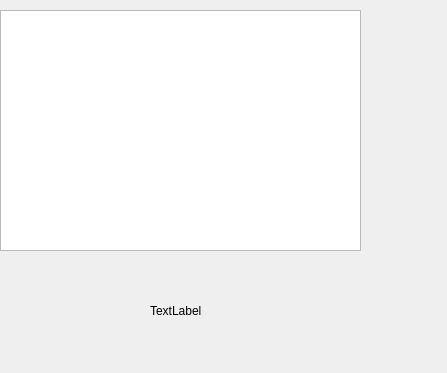
This is QMedPlayer_test/dialog.ui in stambur/Mp3-player as Qt 5 draws it before an edit. The edited form follows.
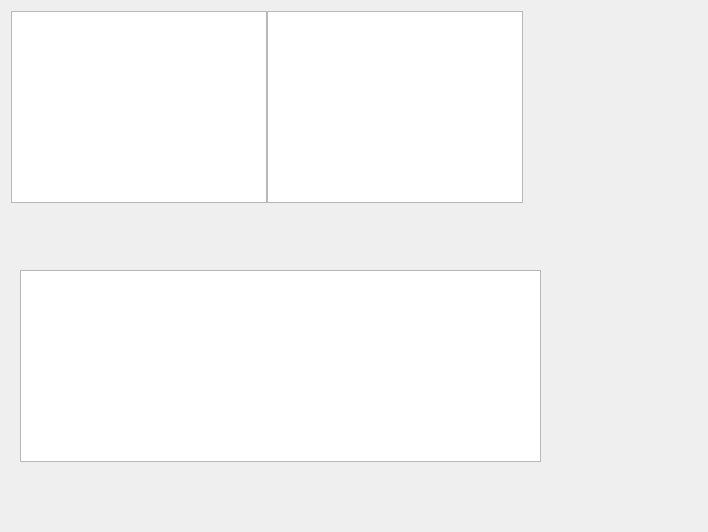
This is the edited form.

Commit message: LCD done. Experimenting with tables and lists

```diff
--- a/QMedPlayer_test/dialog.ui
+++ b/QMedPlayer_test/dialog.ui
@@ -6,35 +6,35 @@
    <rect>
     <x>0</x>
     <y>0</y>
-    <width>447</width>
-    <height>373</height>
+    <width>708</width>
+    <height>532</height>
    </rect>
   </property>
   <property name="windowTitle">
    <string>Dialog</string>
   </property>
-  <widget class="QListWidget" name="listWidget">
-   <property name="geometry">
-    <rect>
-     <x>0</x>
-     <y>10</y>
-     <width>361</width>
-     <height>241</height>
-    </rect>
-   </property>
+  <widget class="QWidget" name="">
+   <layout class="QHBoxLayout" name="horizontalLayout">
+    <property name="spacing">
+     <number>0</number>
+    </property>
+    <item>
+     <widget class="QListWidget" name="listWidget"/>
+    </item>
+    <item>
+     <widget class="QListWidget" name="listWidget_2"/>
+    </item>
+   </layout>
   </widget>
-  <widget class="QLabel" name="label">
+  <widget class="QTableWidget" name="tableWidget">
    <property name="geometry">
     <rect>
-     <x>150</x>
-     <y>300</y>
-     <width>68</width>
-     <height>21</height>
+     <x>20</x>
+     <y>270</y>
+     <width>521</width>
+     <height>192</height>
     </rect>
    </property>
-   <property name="text">
-    <string>TextLabel</string>
-   </property>
   </widget>
  </widget>
  <layoutdefault spacing="6" margin="11"/>
```
The commit also changes 2 other files.
